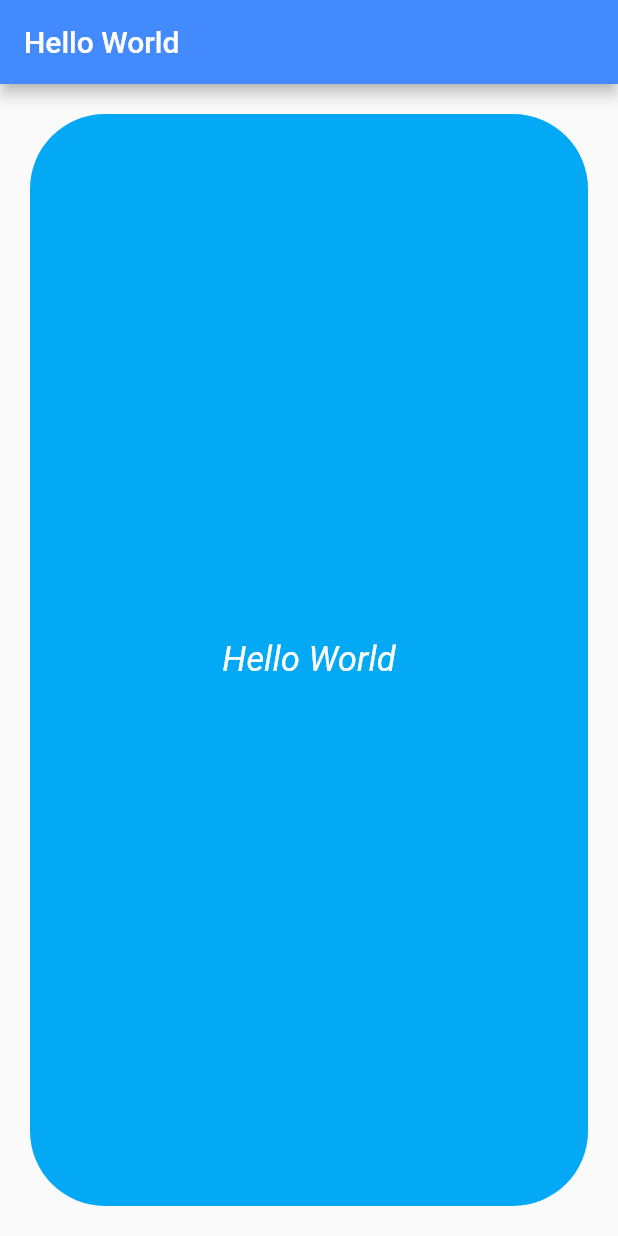
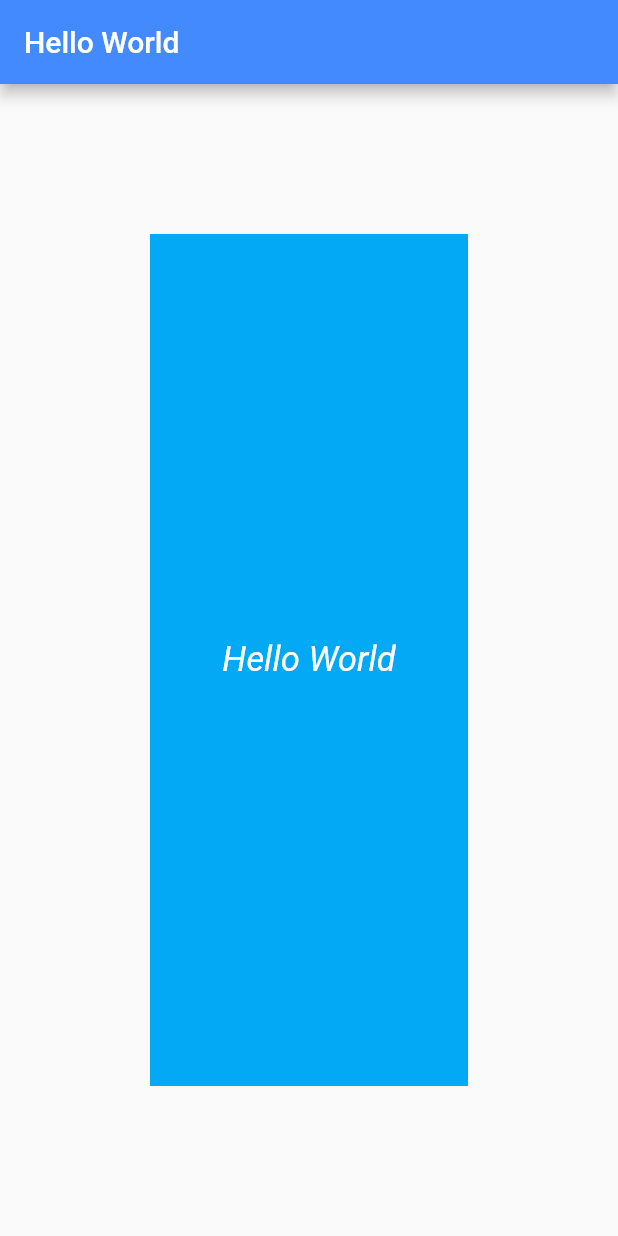
Before and after one commit to tlynx538/hello_world, a Flutter app: the screen it shows after launch, on a phone screen of 412 x 824 dp. Run offline on Flutter 3.47's test engine with Material 2 defaults, Android fonts, the phone set to English and light mode, and no system bars.

Commit message:
Changed Border

```diff
--- a/lib/main.dart
+++ b/lib/main.dart
@@ -15,10 +15,10 @@ class MainWindow extends StatelessWidget {
       decoration: BoxDecoration(
         shape:BoxShape.rectangle,
         color: Colors.lightBlue,
-        borderRadius: BorderRadius.all(Radius.circular(50.0)),
+        borderRadius: BorderRadius.all(Radius.zero),
       ),
-      margin: EdgeInsets.all(20.0),
-      padding: EdgeInsets.all(20.0),
+      margin: EdgeInsets.all(100.0),
+      padding: EdgeInsets.all(10.0),
     );
   }
 }
```
